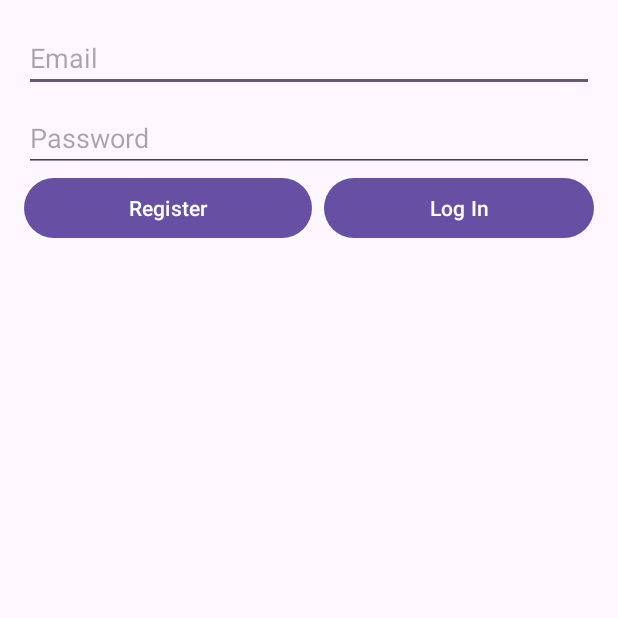
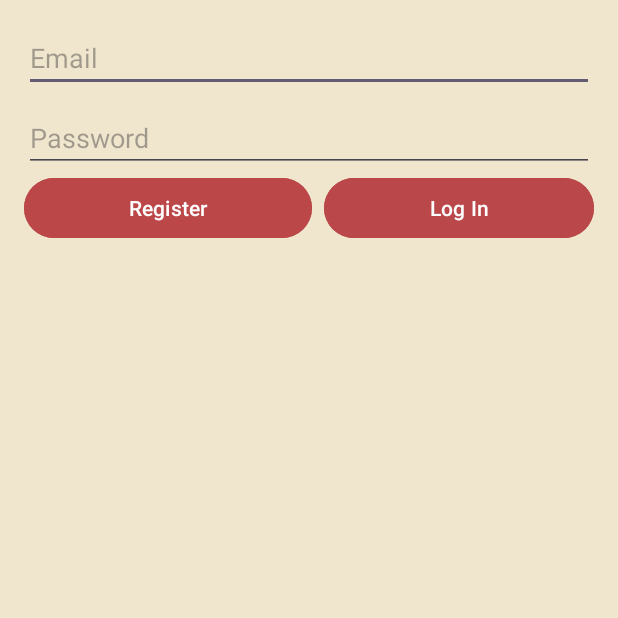
Before and after one commit to RafaelAguilar64/MADdefinitivo, an Android app: the screen it shows after launch (authActivity), on a phone screen of 412 x 824 dp, the top half of it. Run offline under Robolectric (Android 15) with nearby library versions, the phone set to English and light mode, and no system bars; our stand-ins replace Firebase (no records; nobody signed in at launch, a user with empty details on screens opened directly).

Commit message:
Style changes

```diff
--- a/app/src/main/res/layout/activity_auth.xml
+++ b/app/src/main/res/layout/activity_auth.xml
@@ -5,6 +5,7 @@
     android:id="@+id/main"
     android:layout_width="match_parent"
     android:layout_height="match_parent"
+    android:background="#F0E6CE"
     tools:context=".authActivity">
 
     <LinearLayout
@@ -52,6 +53,7 @@
                 android:layout_width="wrap_content"
                 android:layout_height="wrap_content"
                 android:layout_weight="1"
+                android:backgroundTint="#BB4749"
                 android:text="Register" />
 
             <Space
@@ -63,6 +65,7 @@
                 android:layout_width="wrap_content"
                 android:layout_height="wrap_content"
                 android:layout_weight="1"
+                android:backgroundTint="#BA4749"
                 android:text="Log In" />
         </LinearLayout>
 
--- a/app/src/main/res/layout/activity_open_street_maps.xml
+++ b/app/src/main/res/layout/activity_open_street_maps.xml
@@ -5,6 +5,7 @@
     android:id="@+id/main"
     android:layout_width="match_parent"
     android:layout_height="match_parent"
+    android:background="#386641"
     tools:context=".OpenStreetMapsActivity">
 
     <org.osmdroid.views.MapView
@@ -25,6 +26,7 @@
         android:layout_height="42dp"
         android:layout_marginStart="4dp"
         android:layout_marginBottom="16dp"
+        android:backgroundTint="#BC4749"
         android:text="Comprobar coordenadas"
         app:layout_constraintBottom_toBottomOf="parent"
         app:layout_constraintStart_toStartOf="parent" />
@@ -37,6 +39,7 @@
         android:layout_margin="16dp"
         android:layout_marginEnd="16dp"
         android:layout_marginBottom="16dp"
+        android:backgroundTint="#BC4749"
         android:text="Add Marker"
         app:layout_constraintBottom_toBottomOf="parent"
         app:layout_constraintEnd_toEndOf="parent" />
```
